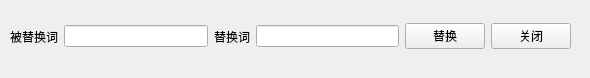
Qt form replaceform.ui (xiangu152/BIT-C-IDE) before a commit.
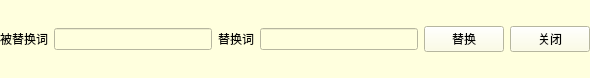
The same form after that commit.

What changed in the file:
```diff
--- a/replaceform.ui
+++ b/replaceform.ui
@@ -16,12 +16,15 @@
   <widget class="QWidget" name="layoutWidget">
    <property name="geometry">
     <rect>
-     <x>10</x>
-     <y>20</y>
-     <width>561</width>
-     <height>33</height>
+     <x>0</x>
+     <y>0</y>
+     <width>590</width>
+     <height>78</height>
     </rect>
    </property>
+   <property name="styleSheet">
+    <string notr="true">background-color:rgb(255, 255, 222)</string>
+   </property>
    <layout class="QHBoxLayout" name="horizontalLayout">
     <item>
      <widget class="QLabel" name="label">
```
Left out of the diff: 2 changed lines with no effect on the pictures.
